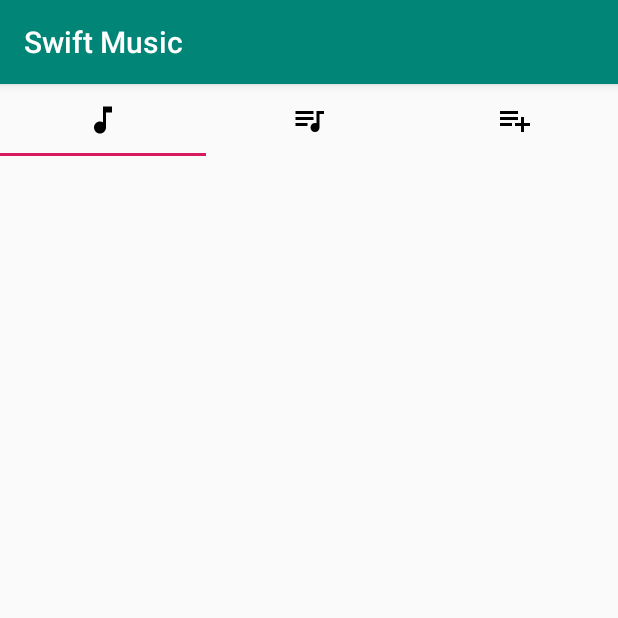
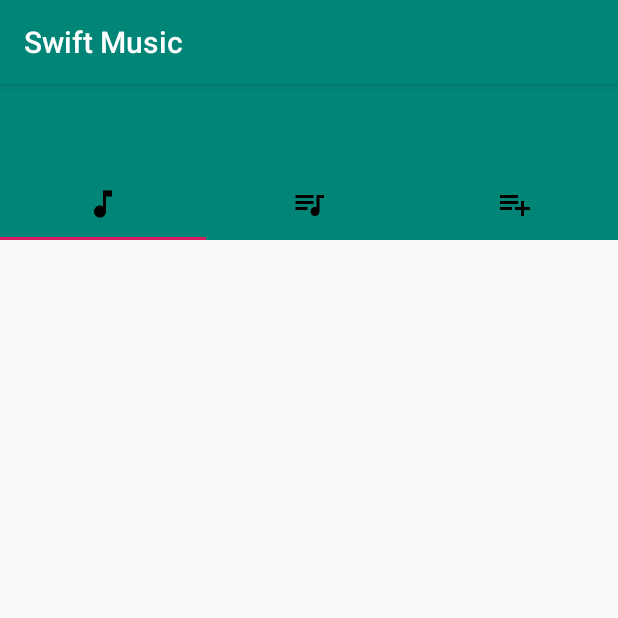
Before and after one commit to mervinkogei/Swift_Music, an Android app: the screen it shows after launch (MainActivity), on a phone screen of 412 x 824 dp, the top half of it. Run offline under Robolectric (Android 15) with nearby library versions, the phone set to English and light mode, and no system bars.

Commit message:
Add the layout and viewpager view

```diff
--- a/app/src/main/res/layout/activity_main.xml
+++ b/app/src/main/res/layout/activity_main.xml
@@ -6,31 +6,49 @@
     android:layout_height="match_parent"
     tools:context=".MainActivity">
 
+
+    <androidx.appcompat.widget.Toolbar
+        android:id="@+id/toolbar"
+        android:layout_width="match_parent"
+        android:layout_height="wrap_content"
+        app:layout_constraintTop_toTopOf="parent"
+        android:background="@color/colorPrimary"
+        tools:layout_editor_absoluteX="0dp" />
+
+    <androidx.viewpager.widget.ViewPager
+        android:id="@+id/viewpager"
+        android:layout_width="wrap_content"
+        android:layout_height="wrap_content"
+        android:layout_marginTop="56dp"
+        app:layout_constraintEnd_toEndOf="parent"
+        app:layout_constraintTop_toTopOf="@+id/toolbar" >
+
         <com.google.android.material.tabs.TabLayout
             android:id="@+id/tabLayout"
             android:layout_width="match_parent"
-        android:layout_height="wrap_content">
+            android:layout_height="wrap_content"
+            android:background="@color/colorPrimary">
 
             <com.google.android.material.tabs.TabItem
                 android:id="@+id/currentMusic"
-            android:icon="@drawable/ic_music_note_black_24dp"
                 android:layout_width="wrap_content"
-            android:layout_height="wrap_content"/>
+                android:layout_height="wrap_content"
+                android:icon="@drawable/ic_music_note_black_24dp" />
 
             <com.google.android.material.tabs.TabItem
                 android:id="@+id/allMusic"
-            android:icon="@drawable/ic_queue_music_black_24dp"
                 android:layout_width="wrap_content"
-            android:layout_height="wrap_content"/>
+                android:layout_height="wrap_content"
+                android:icon="@drawable/ic_queue_music_black_24dp" />
 
             <com.google.android.material.tabs.TabItem
                 android:id="@+id/playlist"
-            android:icon="@drawable/ic_playlist_add_black_24dp"
                 android:layout_width="wrap_content"
-            android:layout_height="wrap_content"/>
+                android:layout_height="wrap_content"
+                android:icon="@drawable/ic_playlist_add_black_24dp" />
 
         </com.google.android.material.tabs.TabLayout>
-
+    </androidx.viewpager.widget.ViewPager>
 
 
 </androidx.constraintlayout.widget.ConstraintLayout>
```
Lines whose indentation alone changed are shown as unchanged.
